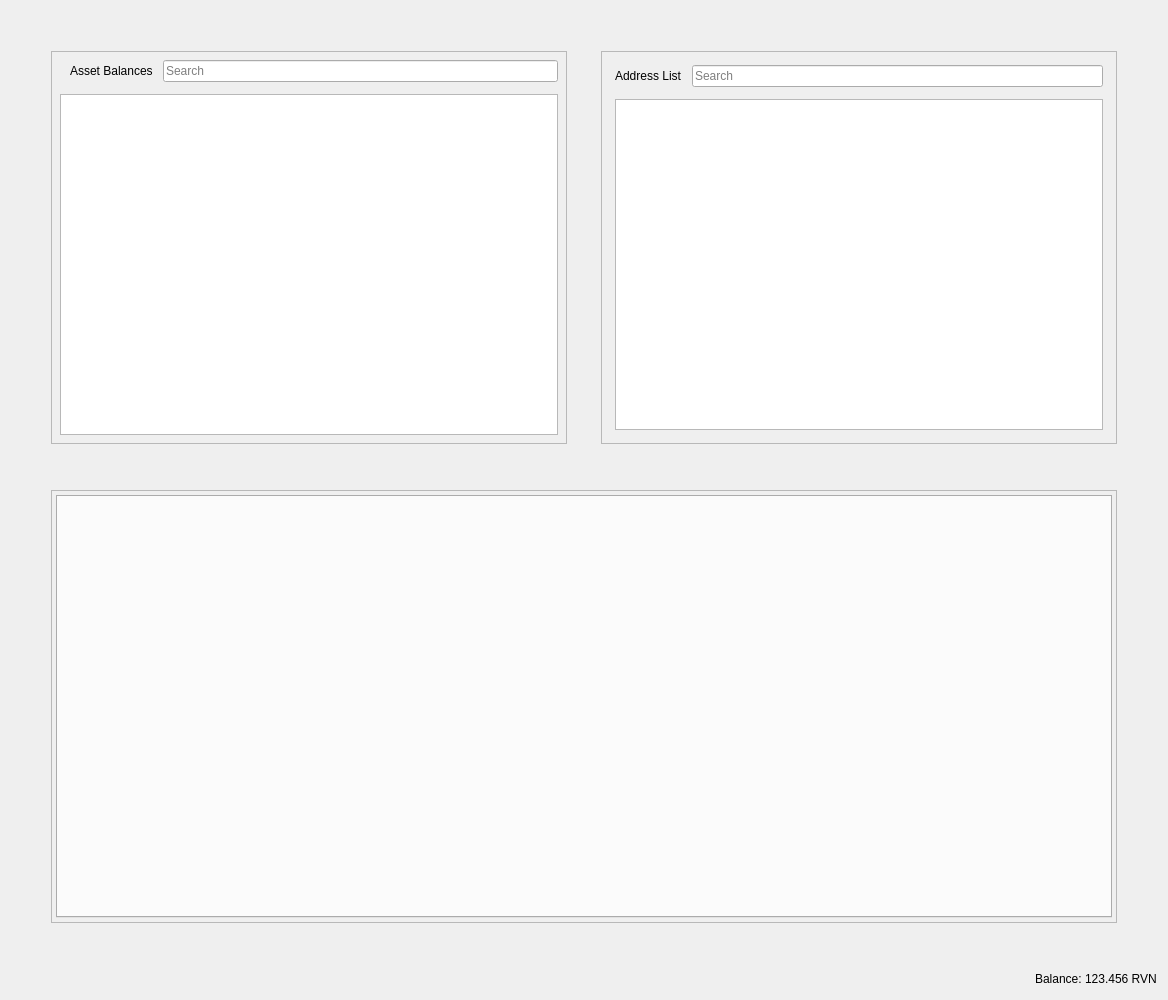
Qt form src/qt/forms/restrictedassetsdialog.ui (RavenProject/Ravencoin) before a commit.
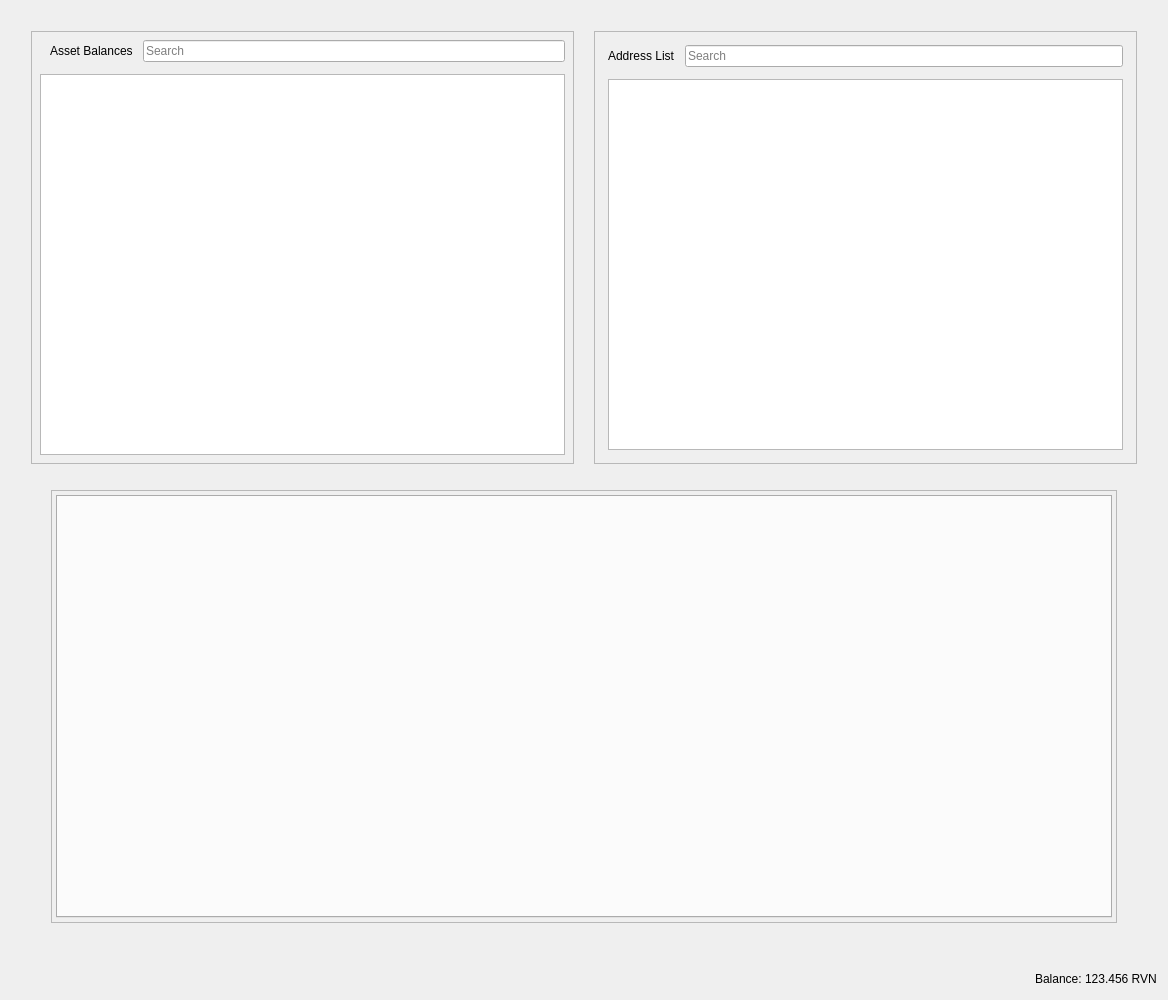
The same form after that commit.

The edit to the form file:
```diff
--- a/src/qt/forms/restrictedassetsdialog.ui
+++ b/src/qt/forms/restrictedassetsdialog.ui
@@ -17,19 +17,19 @@
    <item>
     <layout class="QHBoxLayout" name="horizontalLayout">
      <property name="spacing">
-      <number>34</number>
+      <number>20</number>
      </property>
      <property name="leftMargin">
-      <number>40</number>
+      <number>20</number>
      </property>
      <property name="topMargin">
-      <number>40</number>
+      <number>20</number>
      </property>
      <property name="rightMargin">
-      <number>40</number>
+      <number>20</number>
      </property>
      <property name="bottomMargin">
-      <number>40</number>
+      <number>20</number>
      </property>
      <item>
       <widget class="QFrame" name="frameAssetBalance">
```
